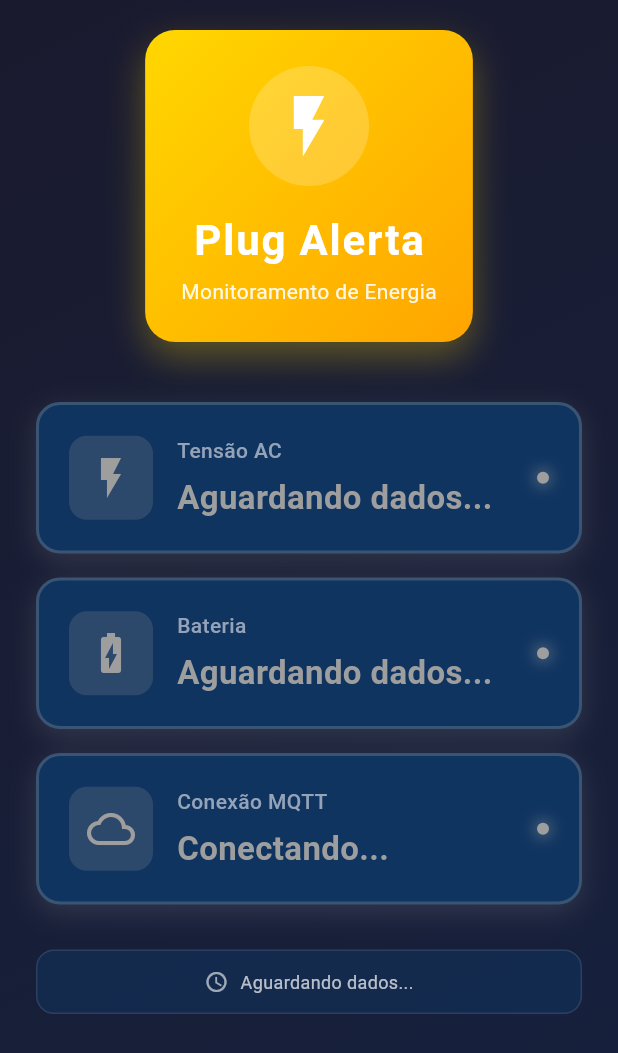
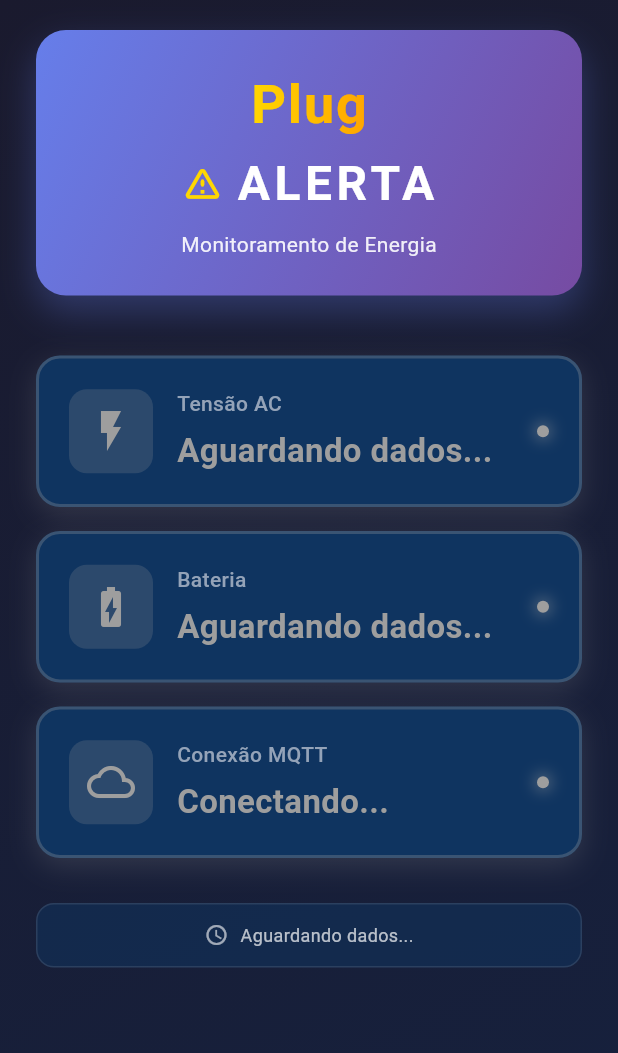
Before and after one commit to brunomecatronica/plugalerta, a Flutter app: the screen it shows after launch, on a phone screen of 412 x 824 dp. Shown: the top 1053 px of the screen. Run offline on Flutter 3.47's test engine with Material 3 defaults, Android fonts, the phone set to English and light mode, and no system bars; our stand-ins replace flutter_local_notifications; missing offline and left inert: mqtt_client.

Commit message:
Redesenha header com estilo Plug Alerta - Substitui container amarelo por header roxo gradiente - Adiciona texto Plug com gradiente dourado - Inclui Ã­cone de alerta amarelo - Melhora visual e identidade do aplicativo

```diff
--- a/PlugAlertaAppFlutter/lib/main.dart
+++ b/PlugAlertaAppFlutter/lib/main.dart
@@ -354,12 +354,12 @@ class _MainScreenState extends State<MainScreen> {
         gradient: const LinearGradient(
           begin: Alignment.topLeft,
           end: Alignment.bottomRight,
-          colors: [Color(0xFFFFD700), Color(0xFFFFA500)],
+          colors: [Color(0xFF667eea), Color(0xFF764ba2)],
         ),
         borderRadius: BorderRadius.circular(20),
         boxShadow: [
           BoxShadow(
-            color: const Color(0xFFFFD700).withOpacity(0.3),
+            color: const Color(0xFF667eea).withOpacity(0.3),
             blurRadius: 20,
             offset: const Offset(0, 10),
           ),
@@ -367,29 +367,44 @@ class _MainScreenState extends State<MainScreen> {
       ),
       child: Column(
         children: [
-          Container(
-            padding: const EdgeInsets.all(16),
-            decoration: BoxDecoration(
-              color: Colors.white.withOpacity(0.2),
-              shape: BoxShape.circle,
-            ),
-            child: const Icon(
-              Icons.flash_on,
-              size: 48,
-              color: Colors.white,
-            ),
-          ),
-          const SizedBox(height: 16),
-          const Text(
-            'Plug Alerta',
-            style: TextStyle(
-              color: Colors.white,
-              fontSize: 28,
-              fontWeight: FontWeight.bold,
-              letterSpacing: 1.2,
+          // Texto "Plug" com gradiente
+          ShaderMask(
+            shaderCallback: (bounds) => const LinearGradient(
+              colors: [Color(0xFFFFD700), Color(0xFFFFA500)],
+            ).createShader(bounds),
+            child: const Text(
+              'Plug',
+              style: TextStyle(
+                color: Colors.white,
+                fontSize: 36,
+                fontWeight: FontWeight.bold,
+                letterSpacing: 1.2,
+              ),
             ),
           ),
           const SizedBox(height: 4),
+          // Texto "ALERTA" com ícone
+          Row(
+            mainAxisAlignment: MainAxisAlignment.center,
+            children: [
+              const Icon(
+                Icons.warning_amber_rounded,
+                color: Color(0xFFFFD700),
+                size: 28,
+              ),
+              const SizedBox(width: 8),
+              const Text(
+                'ALERTA',
+                style: TextStyle(
+                  color: Colors.white,
+                  fontSize: 32,
+                  fontWeight: FontWeight.bold,
+                  letterSpacing: 3.0,
+                ),
+              ),
+            ],
+          ),
+          const SizedBox(height: 8),
           Text(
             'Monitoramento de Energia',
             style: TextStyle(
```
